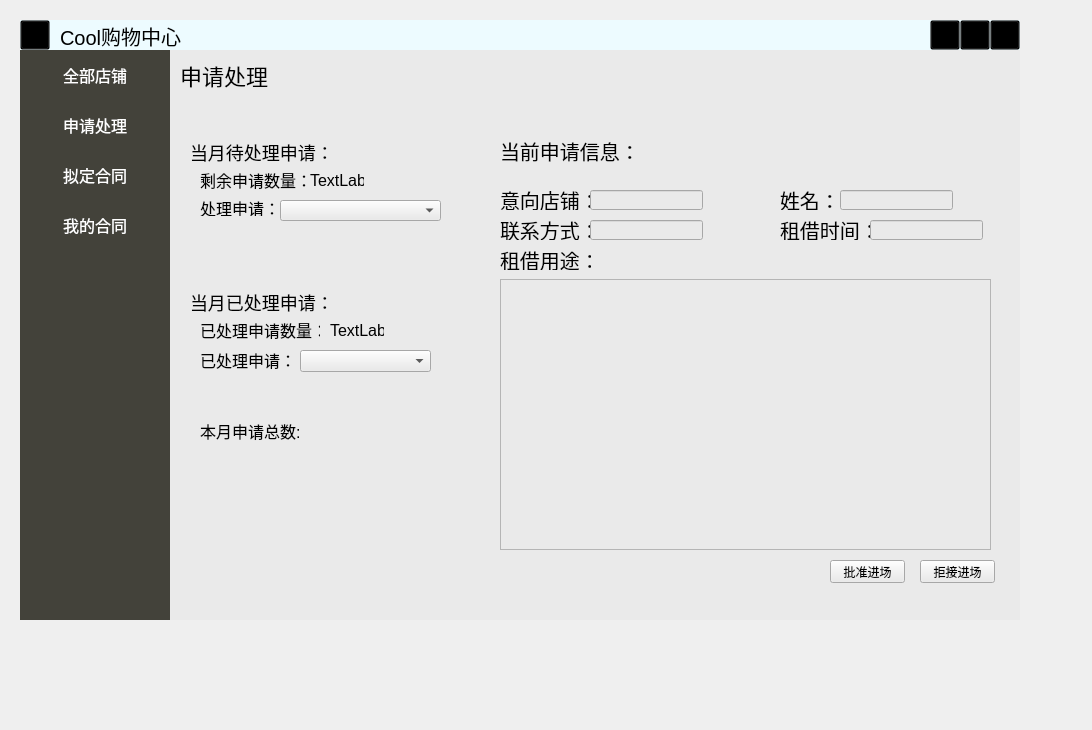
Before: the Qt Designer form src/GUI/ManagerWindow/UI/Ui_ManagerWindow.ui in shulip/ShoppingMallSystem, drawn with Qt 5.
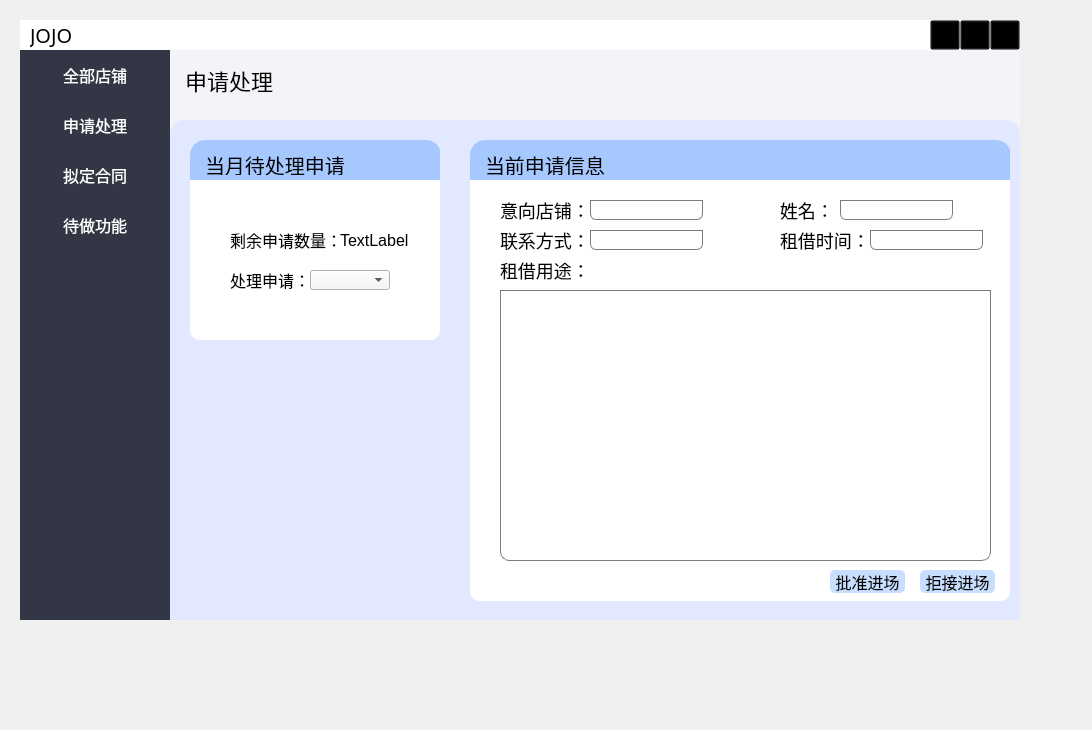
After: the same form once the commit is applied. The open tabs and pages were chosen to show the change. Icons and pictures are not drawn.

Diff of the .ui file:
```diff
--- a/src/GUI/ManagerWindow/UI/Ui_ManagerWindow.ui
+++ b/src/GUI/ManagerWindow/UI/Ui_ManagerWindow.ui
@@ -46,7 +46,7 @@
     <property name="styleSheet">
      <string notr="true">QWidget
 {
-background:rgb(237, 251, 255)
+background:white;
 }</string>
     </property>
     <widget class="QPushButton" name="btnMenu_Close">
@@ -152,50 +152,6 @@
       </size>
      </property>
     </widget>
-    <widget class="QPushButton" name="btnMenu_Min_2">
-     <property name="geometry">
-      <rect>
-       <x>0</x>
-       <y>0</y>
-       <width>30</width>
-       <height>30</height>
-      </rect>
-     </property>
-     <property name="styleSheet">
-      <string notr="true">
-QPushButton
-{
-background:transparent;
-	
-	image: url(:/icon/5.png);
-}</string>
-     </property>
-     <property name="text">
-      <string/>
-     </property>
-     <property name="iconSize">
-      <size>
-       <width>30</width>
-       <height>30</height>
-      </size>
-     </property>
-    </widget>
-    <widget class="QLabel" name="label">
-     <property name="geometry">
-      <rect>
-       <x>40</x>
-       <y>0</y>
-       <width>131</width>
-       <height>31</height>
-      </rect>
-     </property>
-     <property name="styleSheet">
-      <string notr="true">font-size:20px</string>
-     </property>
-     <property name="text">
-      <string>Cool购物中心</string>
-     </property>
-    </widget>
    </widget>
    <widget class="QWidget" name="widgetLeft" native="true">
     <property name="geometry">
@@ -225,7 +181,7 @@
 }
 QWidget
 {
-background:rgb(67, 66, 58)
+background:#333645;
 }
 
 QToolButton:hover
@@ -290,7 +246,7 @@
        </rect>
       </property>
       <property name="text">
-       <string>我的合同</string>
+       <string>待做功能</string>
       </property>
      </widget>
     </widget>
@@ -306,7 +262,7 @@
     </property>
     <property name="styleSheet">
      <string notr="true">QWidget{
-background:rgb(234, 234, 234)
+	background:rgb(243,244,248);
 }</string>
     </property>
     <property name="currentIndex">
@@ -1594,8 +1550,8 @@
      <widget class="QLabel" name="myShop">
       <property name="geometry">
        <rect>
-        <x>10</x>
-        <y>10</y>
+        <x>15</x>
+        <y>15</y>
         <width>101</width>
         <height>31</height>
        </rect>
@@ -1606,41 +1562,185 @@
       <property name="text">
        <string>申请处理</string>
       </property>
+     </widget>
+     <widget class="QWidget" name="widget_10" native="true">
+      <property name="geometry">
+       <rect>
+        <x>0</x>
+        <y>70</y>
+        <width>850</width>
+        <height>500</height>
+       </rect>
+      </property>
+      <property name="styleSheet">
+       <string notr="true">
+
+#widget_10
+{	background:rgb(226, 232, 255);
+ border-top-left-radius:15px;
+	border-top-right-radius:15px;
+}</string>
+      </property>
+      <widget class="QWidget" name="widget_9" native="true">
+       <property name="geometry">
+        <rect>
+         <x>20</x>
+         <y>20</y>
+         <width>250</width>
+         <height>200</height>
+        </rect>
+       </property>
+       <property name="styleSheet">
+        <string notr="true">QLabel
+{
+  background:transparent;
+font-size:16px;
+}
+
+#widget_9
+{
+			background:white;
+ border-top-left-radius:15px;
+	border-top-right-radius:15px;
+ border-bottom-left-radius:10px;
+	border-bottom-right-radius:10px;
+}
+</string>
+       </property>
+       <widget class="QLabel" name="label_34">
+        <property name="geometry">
+         <rect>
+          <x>40</x>
+          <y>90</y>
+          <width>110</width>
+          <height>20</height>
+         </rect>
+        </property>
+        <property name="styleSheet">
+         <string notr="true"/>
+        </property>
+        <property name="text">
+         <string>剩余申请数量：</string>
+        </property>
+       </widget>
+       <widget class="QLabel" name="pendingApplicationNum">
+        <property name="geometry">
+         <rect>
+          <x>150</x>
+          <y>90</y>
+          <width>80</width>
+          <height>20</height>
+         </rect>
+        </property>
+        <property name="styleSheet">
+         <string notr="true"/>
+        </property>
+        <property name="text">
+         <string>TextLabel</string>
+        </property>
+       </widget>
+       <widget class="QLabel" name="label_36">
+        <property name="geometry">
+         <rect>
+          <x>40</x>
+          <y>130</y>
+          <width>80</width>
+          <height>20</height>
+         </rect>
+        </property>
+        <property name="text">
+         <string>处理申请：</string>
+        </property>
+       </widget>
+       <widget class="QComboBox" name="pendingApplication">
+        <property name="geometry">
+         <rect>
+          <x>120</x>
+          <y>130</y>
+          <width>80</width>
+          <height>20</height>
+         </rect>
+        </property>
+       </widget>
+       <widget class="QWidget" name="widget_14" native="true">
+        <property name="geometry">
+         <rect>
+          <x>0</x>
+          <y>0</y>
+          <width>251</width>
+          <height>40</height>
+         </rect>
+        </property>
+        <property name="styleSheet">
+         <string notr="true">QWidget
+{
+
+	background:rgb(165, 200, 255);
+ border-top-left-radius:15px;
+	border-top-right-radius:15px;
+}
+</string>
+        </property>
+        <widget class="QLabel" name="label_37">
+         <property name="geometry">
+          <rect>
+           <x>15</x>
+           <y>15</y>
+           <width>151</width>
+           <height>20</height>
+          </rect>
+         </property>
+         <property name="styleSheet">
+          <string notr="true">font-size:20px</string>
+         </property>
+         <property name="text">
+          <string>当月待处理申请</string>
+         </property>
+        </widget>
+       </widget>
      </widget>
      <widget class="QWidget" name="widget" native="true">
       <property name="geometry">
        <rect>
         <x>300</x>
-        <y>70</y>
+         <y>20</y>
         <width>540</width>
-        <height>470</height>
+         <height>461</height>
        </rect>
       </property>
       <property name="styleSheet">
        <string notr="true">QLabel
 {
-font-size:20px;
+  background:transparent;
+font-size:18px;
+
+}
+QLineEdit
+{
+  background:transparent;
+    padding-left:5px ;
+    padding-top:1px ;
+    border-bottom-left-radius:6px;
+    border-bottom-right-radius:6px;
+    border: 1px solid rgb(123 ,123 , 123);
+}
+
+
+#widget
+{
+		background:white;
+ border-top-left-radius:15px;
+	border-top-right-radius:15px;
+ border-bottom-left-radius:10px;
+	border-bottom-right-radius:10px;
 }
 </string>
       </property>
-      <widget class="QLabel" name="label_16">
-       <property name="geometry">
-        <rect>
-         <x>30</x>
-         <y>10</y>
-         <width>161</width>
-         <height>41</height>
-        </rect>
-       </property>
-       <property name="text">
-        <string>当前申请信息：</string>
-       </property>
-      </widget>
       <widget class="QLabel" name="label_17">
        <property name="geometry">
         <rect>
          <x>310</x>
-         <y>70</y>
+          <y>60</y>
          <width>100</width>
          <height>20</height>
         </rect>
@@ -1653,7 +1753,7 @@
        <property name="geometry">
         <rect>
          <x>30</x>
-         <y>100</y>
+          <y>90</y>
          <width>100</width>
          <height>20</height>
         </rect>
@@ -1666,7 +1766,7 @@
        <property name="geometry">
         <rect>
          <x>310</x>
-         <y>100</y>
+          <y>90</y>
          <width>100</width>
          <height>20</height>
         </rect>
@@ -1679,7 +1779,7 @@
        <property name="geometry">
         <rect>
          <x>30</x>
-         <y>130</y>
+          <y>120</y>
          <width>91</width>
          <height>20</height>
         </rect>
@@ -1692,7 +1792,7 @@
        <property name="geometry">
         <rect>
          <x>30</x>
-         <y>70</y>
+          <y>60</y>
          <width>91</width>
          <height>20</height>
         </rect>
@@ -1705,11 +1805,22 @@
        <property name="geometry">
         <rect>
          <x>360</x>
-         <y>440</y>
+          <y>430</y>
          <width>75</width>
          <height>23</height>
         </rect>
        </property>
+        <property name="styleSheet">
+         <string notr="true">QPushButton
+{
+ border-radius:5px;font-size:16px;background:rgb(200, 222,255);
+}
+
+QPushButton:hover
+{
+background:rgb(142, 182, 255)
+}</string>
+        </property>
        <property name="text">
         <string>批准进场</string>
        </property>
@@ -1718,11 +1829,22 @@
        <property name="geometry">
         <rect>
          <x>450</x>
-         <y>440</y>
+          <y>430</y>
          <width>75</width>
          <height>23</height>
         </rect>
        </property>
+        <property name="styleSheet">
+         <string notr="true">QPushButton
+{
+ border-radius:5px;font-size:16px;background:rgb(200, 222,255);
+}
+
+QPushButton:hover
+{
+background:rgb(142, 182, 255)
+}</string>
+        </property>
        <property name="text">
         <string>拒接进场</string>
        </property>
@@ -1731,11 +1853,22 @@
        <property name="geometry">
         <rect>
          <x>30</x>
-         <y>159</y>
+          <y>150</y>
          <width>491</width>
          <height>271</height>
         </rect>
        </property>
+        <property name="styleSheet">
+         <string notr="true">QTextEdit
+{
+ background:transparent;
+    padding-left:5px ;
+    padding-top:1px ;
+    border-bottom-left-radius:9px;
+    border-bottom-right-radius:9px;
+    border: 1px solid rgb(123 ,123 , 123);
+}</string>
+        </property>
        <property name="readOnly">
         <bool>true</bool>
        </property>
@@ -1744,7 +1877,7 @@
        <property name="geometry">
         <rect>
          <x>400</x>
-         <y>100</y>
+          <y>90</y>
          <width>113</width>
          <height>20</height>
         </rect>
@@ -1754,7 +1887,7 @@
        <property name="geometry">
         <rect>
          <x>120</x>
-         <y>100</y>
+          <y>90</y>
          <width>113</width>
          <height>20</height>
         </rect>
@@ -1764,7 +1897,7 @@
        <property name="geometry">
         <rect>
          <x>370</x>
-         <y>70</y>
+          <y>60</y>
          <width>113</width>
          <height>20</height>
         </rect>
@@ -1774,211 +1907,47 @@
        <property name="geometry">
         <rect>
          <x>120</x>
-         <y>70</y>
+          <y>60</y>
          <width>113</width>
          <height>20</height>
         </rect>
        </property>
-      </widget>
-     </widget>
-     <widget class="QWidget" name="widget_9" native="true">
-      <property name="geometry">
-       <rect>
-        <x>10</x>
-        <y>70</y>
-        <width>271</width>
-        <height>131</height>
-       </rect>
-      </property>
-      <property name="styleSheet">
-       <string notr="true">QLabel
-{
-font-size:16px;
-}
-</string>
-      </property>
-      <widget class="QLabel" name="label_33">
-       <property name="geometry">
-        <rect>
-         <x>10</x>
-         <y>20</y>
-         <width>141</width>
-         <height>25</height>
-        </rect>
-       </property>
-       <property name="styleSheet">
-        <string notr="true">font-size:18px;</string>
-       </property>
-       <property name="text">
-        <string>当月待处理申请：</string>
-       </property>
-      </widget>
-      <widget class="QLabel" name="label_34">
-       <property name="geometry">
-        <rect>
-         <x>20</x>
-         <y>50</y>
-         <width>110</width>
-         <height>20</height>
-        </rect>
-       </property>
-       <property name="styleSheet">
-        <string notr="true"/>
-       </property>
-       <property name="text">
-        <string>剩余申请数量：</string>
-       </property>
-      </widget>
-      <widget class="QLabel" name="pendingApplicationNum">
-       <property name="geometry">
-        <rect>
-         <x>130</x>
-         <y>50</y>
-         <width>54</width>
-         <height>20</height>
-        </rect>
-       </property>
-       <property name="styleSheet">
-        <string notr="true"/>
-       </property>
-       <property name="text">
-        <string>TextLabel</string>
-       </property>
-      </widget>
-      <widget class="QLabel" name="label_36">
-       <property name="geometry">
-        <rect>
-         <x>20</x>
-         <y>80</y>
-         <width>81</width>
-         <height>16</height>
-        </rect>
-       </property>
-       <property name="text">
-        <string>处理申请：</string>
-       </property>
-      </widget>
-      <widget class="QComboBox" name="pendingApplication">
-       <property name="geometry">
-        <rect>
-         <x>100</x>
-         <y>80</y>
-         <width>161</width>
-         <height>21</height>
-        </rect>
-       </property>
-      </widget>
-     </widget>
-     <widget class="QWidget" name="widget_10" native="true">
-      <property name="geometry">
-       <rect>
-        <x>10</x>
-        <y>210</y>
-        <width>271</width>
-        <height>131</height>
-       </rect>
-      </property>
-      <property name="styleSheet">
-       <string notr="true">QLabel
-{
-font-size:16px;
-}
-</string>
-      </property>
-      <widget class="QLabel" name="label_37">
-       <property name="geometry">
-        <rect>
-         <x>10</x>
-         <y>30</y>
-         <width>141</width>
-         <height>25</height>
-        </rect>
-       </property>
-       <property name="styleSheet">
-        <string notr="true">font-size:18px;</string>
-       </property>
-       <property name="text">
-        <string>当月已处理申请：</string>
-       </property>
-      </widget>
-      <widget class="QLabel" name="label_38">
-       <property name="geometry">
-        <rect>
-         <x>20</x>
-         <y>60</y>
-         <width>120</width>
-         <height>20</height>
-        </rect>
-       </property>
-       <property name="text">
-        <string>已处理申请数量：</string>
-       </property>
-      </widget>
-      <widget class="QLabel" name="processedApplicationNum">
-       <property name="geometry">
-        <rect>
-         <x>150</x>
-         <y>60</y>
-         <width>54</width>
-         <height>20</height>
-        </rect>
-       </property>
-       <property name="text">
-        <string>TextLabel</string>
-       </property>
-      </widget>
-      <widget class="QLabel" name="label_40">
-       <property name="geometry">
-        <rect>
-         <x>20</x>
-         <y>90</y>
-         <width>90</width>
-         <height>20</height>
-        </rect>
-       </property>
-       <property name="text">
-        <string>已处理申请：</string>
-       </property>
-      </widget>
-      <widget class="QComboBox" name="processedApplication">
-       <property name="geometry">
-        <rect>
-         <x>120</x>
-         <y>90</y>
-         <width>131</width>
-         <height>22</height>
-        </rect>
-       </property>
-      </widget>
      </widget>
      <widget class="QWidget" name="widget_11" native="true">
       <property name="geometry">
        <rect>
-        <x>10</x>
-        <y>350</y>
-        <width>271</width>
-        <height>191</height>
+          <x>0</x>
+          <y>0</y>
+          <width>541</width>
+          <height>40</height>
        </rect>
       </property>
       <property name="styleSheet">
-       <string notr="true">QLabel
+         <string notr="true">QWidget
 {
-font-size:16px;
+	background:rgb(165, 200, 255);
+ border-top-left-radius:15px;
+	border-top-right-radius:15px;
 }
 </string>
       </property>
       <widget class="QLabel" name="label_41">
        <property name="geometry">
         <rect>
-         <x>20</x>
-         <y>20</y>
-         <width>111</width>
-         <height>21</height>
-        </rect>
-       </property>
+           <x>15</x>
+           <y>15</y>
+           <width>141</width>
+           <height>20</height>
+          </rect>
+         </property>
+         <property name="styleSheet">
+          <string notr="true">font-size:20px;</string>
+         </property>
        <property name="text">
-        <string>本月申请总数:</string>
-       </property>
+          <string>当前申请信息</string>
+         </property>
+        </widget>
+       </widget>
       </widget>
      </widget>
     </widget>
@@ -2172,6 +2141,31 @@
     </widget>
    </widget>
   </widget>
+  <widget class="QLabel" name="label">
+   <property name="geometry">
+    <rect>
+     <x>30</x>
+     <y>20</y>
+     <width>70</width>
+     <height>30</height>
+    </rect>
+   </property>
+   <property name="font">
+    <font>
+     <family>华文中宋</family>
+     <pointsize>15</pointsize>
+     <weight>50</weight>
+     <italic>false</italic>
+     <bold>false</bold>
+    </font>
+   </property>
+   <property name="styleSheet">
+    <string notr="true">font: 15pt &quot;华文中宋&quot;;</string>
+   </property>
+   <property name="text">
+    <string>JOJO</string>
+   </property>
+  </widget>
  </widget>
  <resources>
   <include location="../../image/image.qrc"/>
```
Left out of the diff: 505 changed lines with no effect on the pictures. Lines whose indentation alone changed are shown as unchanged.
